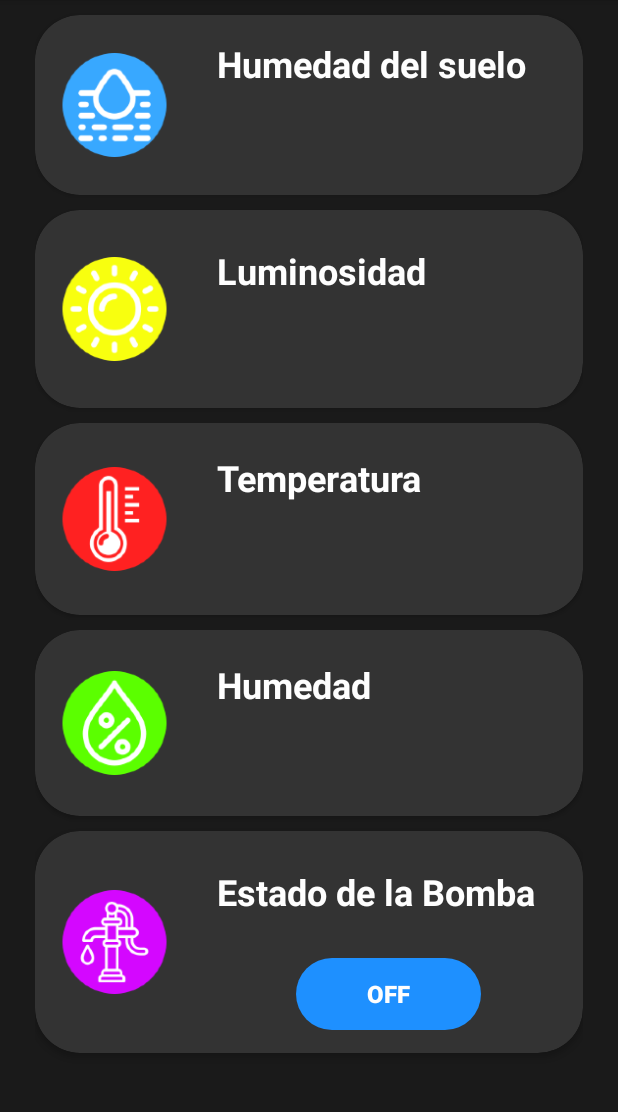
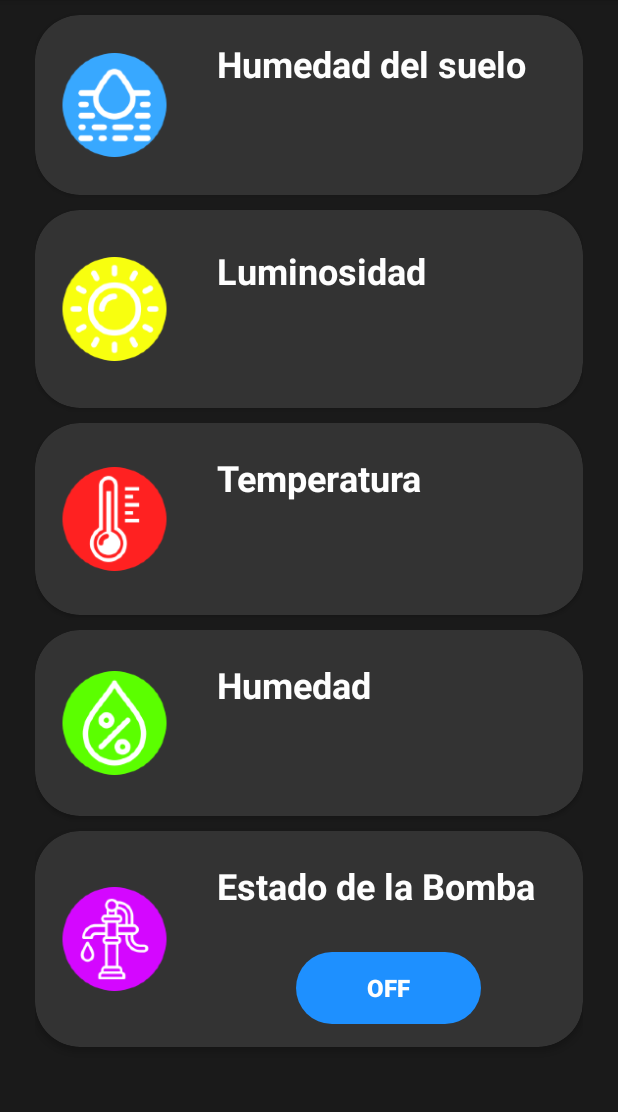
Before and after one commit to GeeWay666/AgroSmart, an Android app: the screen it shows after launch (MainActivity), on a phone screen of 412 x 824 dp, the part 84-1196 px from its top. Run offline under Robolectric (Android 15) with nearby library versions, the phone set to English and light mode, and no system bars; our stand-ins replace Firebase (no records; nobody signed in at launch, a user with empty details on screens opened directly).

Commit message:
cambio de medida en margin-top de texto "Estado de la bomba"

```diff
--- a/app/src/main/res/layout/activity_main.xml
+++ b/app/src/main/res/layout/activity_main.xml
@@ -248,11 +248,11 @@
                             android:id="@+id/textView"
                             android:layout_width="wrap_content"
                             android:layout_height="wrap_content"
-                            android:layout_marginTop="24dp"
+                            android:layout_marginTop="20dp"
                             android:text="Estado de la Bomba"
                             android:textColor="@color/white"
                             android:textSize="24sp"
-                            android:textStyle="bold" />
+                            android:textStyle="bold"/>
 
                         <ToggleButton
                             android:id="@+id/btnBomba"
```
